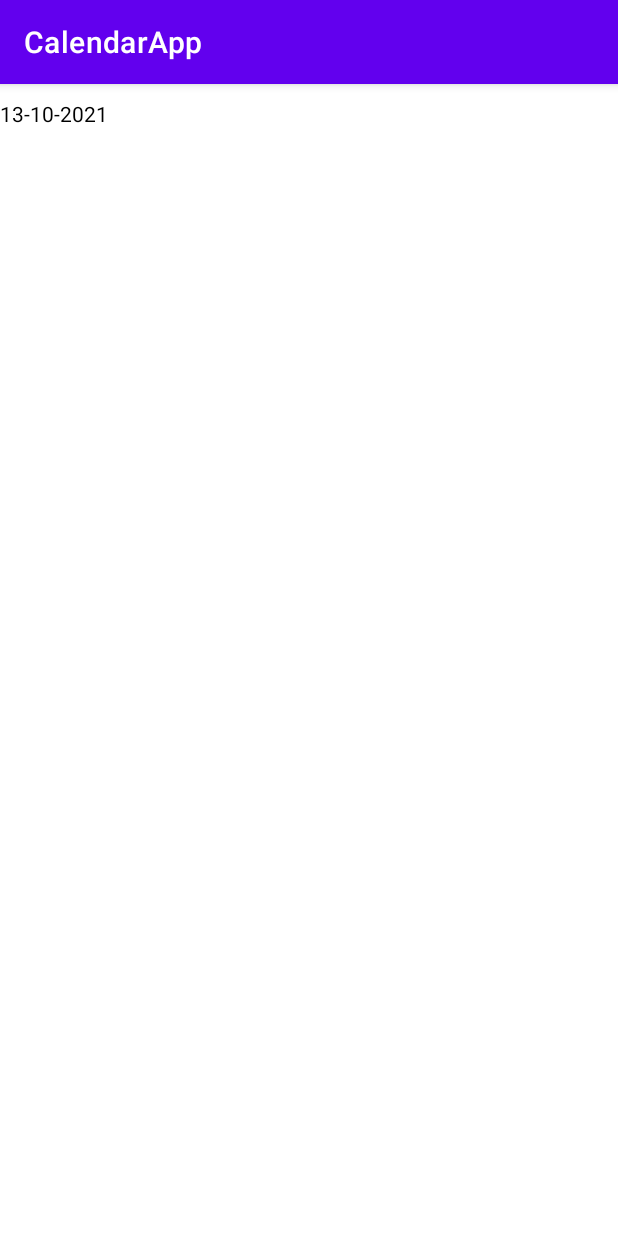
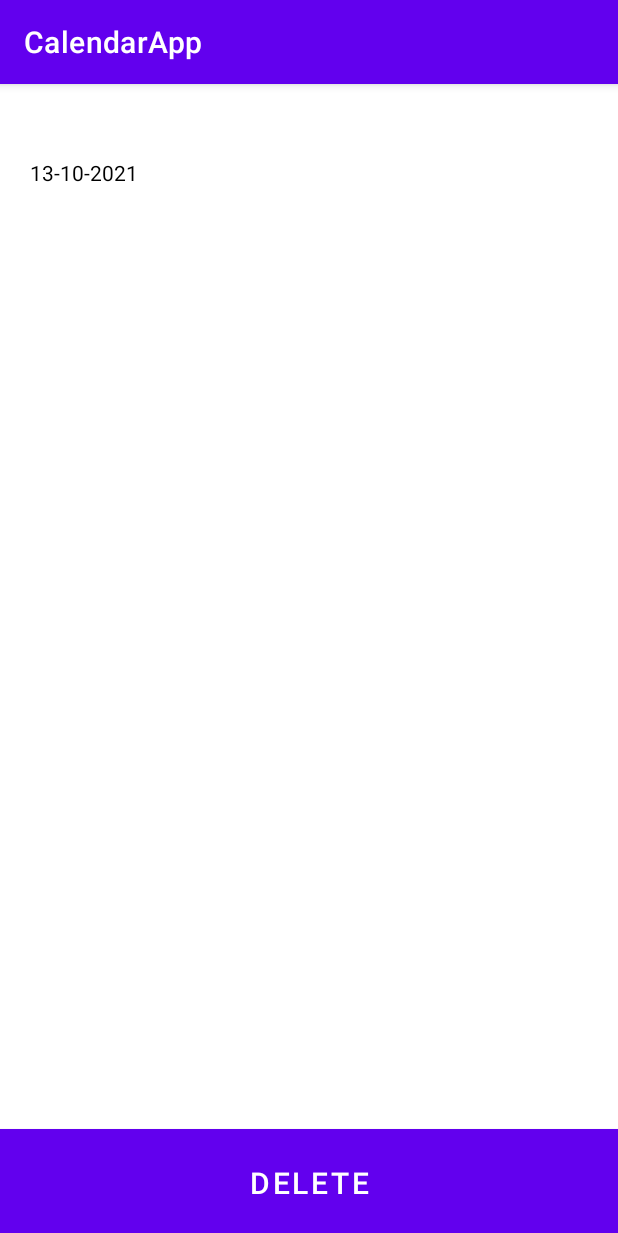
Before and after one commit to guttesentheodor/CalendarApp, an Android app: the AppointmentActivity screen opened directly, with no data from a screen before it, on a phone screen of 412 x 824 dp. Shown: the top 1233 px of the screen. Run offline under Robolectric (Android 15) with nearby library versions, the phone set to English and light mode, and no system bars; 2 statements that could not run were skipped.

Commit message:
delete appointments

```diff
--- a/app/src/main/java/com/example/calendarapp/AppointmentActivity.kt
+++ b/app/src/main/java/com/example/calendarapp/AppointmentActivity.kt
@@ -1,5 +1,6 @@
 package com.example.calendarapp
 
+import android.content.Intent
 import android.os.Build
 import androidx.appcompat.app.AppCompatActivity
 import android.os.Bundle
@@ -11,6 +12,7 @@ import java.time.format.DateTimeFormatter
 class AppointmentActivity : AppCompatActivity() {
 
     private lateinit var binding : ActivityAppointmentBinding
+    private lateinit var databaseHandler : DatabaseHandler
 
 
     @RequiresApi(Build.VERSION_CODES.O)
@@ -18,7 +20,7 @@ class AppointmentActivity : AppCompatActivity() {
         super.onCreate(savedInstanceState)
         binding = ActivityAppointmentBinding.inflate(layoutInflater)
         setContentView(binding.root)
-
+        val appointmentId =  intent.getIntExtra("id",-99)
         val appointmentTitle =  intent.getStringExtra("title")
         val appointmentNote =  intent.getStringExtra("note")
         val appointmentDate =  intent.getStringExtra("date")
@@ -30,6 +32,12 @@ class AppointmentActivity : AppCompatActivity() {
         binding.appointmentNote.text = appointmentNote
         binding.appointmentDate.text = date.format(formatter).toString()
 
-
+        binding.buttonDelete.isClickable = true
+        binding.buttonDelete.setOnClickListener {
+            val databaseHandler: DatabaseHandler = DatabaseHandler(this)
+            databaseHandler.deleteAppointment(appointmentId)
+            val i = Intent(this,CalendarActivity::class.java)
+            startActivity(i)
+        }
     }
 }
--- a/app/src/main/java/com/example/calendarapp/CalendarActivity.kt
+++ b/app/src/main/java/com/example/calendarapp/CalendarActivity.kt
@@ -52,13 +52,16 @@ class CalendarActivity : AppCompatActivity() {
 
         binding.listview.isClickable = true
         binding.listview.adapter = ListAdapter(this, appointmentArrayList)
+
         binding.listview.setOnItemClickListener {
             parent, view, position, id->
+            val appointmentId = appointmentArrayList[position].id
             val appointmentTitle = appointmentArrayList[position].appointmentTitle
             val appointmentNote = appointmentArrayList[position].appointmentNote
             val appointmentDate = appointmentArrayList[position].appointmentDate
 
             val i = Intent(this,AppointmentActivity::class.java)
+            i.putExtra("id",appointmentId)
             i.putExtra("title", appointmentTitle)
             i.putExtra("note", appointmentNote)
             i.putExtra("date", appointmentDate.toString())
--- a/app/src/main/java/com/example/calendarapp/DatabaseHandler.kt
+++ b/app/src/main/java/com/example/calendarapp/DatabaseHandler.kt
@@ -39,6 +39,16 @@ class DatabaseHandler(context: Context) :
     override fun onUpgrade(db: SQLiteDatabase?, oldVersion: Int, newVersion: Int) {
         db!!.execSQL("DROP TABLE IF EXISTS $TABLE_CALENDAR")
         onCreate(db)
+    }
+    fun deleteAppointment(id : Int): Int {
+        val db = this.writableDatabase
+
+        // Inserting employee details using insert query.
+        val success = db.delete(TABLE_CALENDAR, KEY_ID + "=" + id,null)
+        //2nd argument is String containing nullColumnHack
+
+        db.close() // Closing database connection
+        return success
     }
     fun addAppointment(appointment: Appointment): Long {
         val db = this.writableDatabase
--- a/app/src/main/res/layout/activity_appointment.xml
+++ b/app/src/main/res/layout/activity_appointment.xml
@@ -1,11 +1,18 @@
 <?xml version="1.0" encoding="utf-8"?>
-<RelativeLayout xmlns:android="http://schemas.android.com/apk/res/android"
+<androidx.constraintlayout.widget.ConstraintLayout xmlns:android="http://schemas.android.com/apk/res/android"
     xmlns:app="http://schemas.android.com/apk/res-auto"
     xmlns:tools="http://schemas.android.com/tools"
     android:layout_width="match_parent"
     android:layout_height="match_parent"
     tools:context=".AppointmentActivity">
-
+    <LinearLayout
+        android:layout_width="match_parent"
+        android:layout_height="match_parent"
+        android:layout_marginTop="10dp"
+        android:layout_marginRight="20dp"
+        android:layout_marginLeft="20dp"
+        android:layout_marginBottom="20dp"
+        android:orientation="vertical">
     <TextView
         android:layout_width="wrap_content"
         android:layout_height="wrap_content"
@@ -23,20 +30,7 @@
         android:textColor="@color/black"
         android:text="13-10-2021"
         />
-    <RelativeLayout
-        android:layout_width="match_parent"
-        android:layout_height="wrap_content"
-        android:id="@+id/relative_name"
-        android:clickable="true"
-        android:focusable="true"
-        android:background="?attr/selectableItemBackground"
-        android:layout_below="@+id/appointmentTitle"
-        android:paddingVertical="10dp">
-        <LinearLayout
-            android:layout_width="wrap_content"
-            android:layout_height="wrap_content"
-            android:orientation="vertical"
-            android:layout_marginStart="70dp">
+
             <TextView
                 android:layout_width="wrap_content"
                 android:layout_height="wrap_content"
@@ -44,8 +38,20 @@
                 android:text="Note example"
                 android:textSize="26sp"
                 android:textColor="@color/black"/>
-        </LinearLayout>
 
-    </RelativeLayout>
+    </LinearLayout>
 
-</RelativeLayout>
+    <Button
+        android:id="@+id/buttonDelete"
+        android:layout_width="match_parent"
+        android:layout_height="71dp"
+        android:background="@color/black"
+        android:foreground="?android:attr/selectableItemBackground"
+        android:text="@string/Delete"
+        android:textColor="@color/white"
+        android:textSize="20sp"
+        app:layout_constraintBottom_toBottomOf="parent"
+        android:layout_marginBottom="0dp"
+        />
+
+</androidx.constraintlayout.widget.ConstraintLayout>
--- a/app/src/main/res/values/strings.xml
+++ b/app/src/main/res/values/strings.xml
@@ -5,5 +5,6 @@
     <string name="Title">Titel</string>
     <string name="note">skriv noter her</string>
     <string name="MakeAppointmentDone">Tilføj</string>
+    <string name="Delete">delete</string>
 
 </resources>
```
